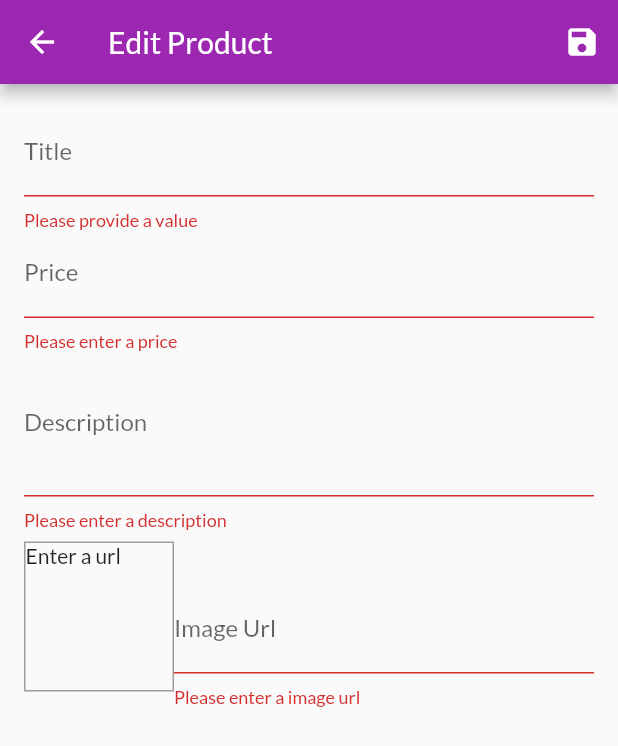
After one commit to tmindiashvili1/flutter-shop-app, a Flutter app: the EditProductScreen screen opened by its route, after a tap on the "save" icon, on a phone screen of 412 x 824 dp. The commit adds this screen. Shown: the top 746 px of the screen. Run offline on Flutter 3.47's test engine with Material 2 defaults, Android fonts, the phone set to English and light mode, and no system bars; network calls fail.

Commit message:
products crud

```diff
--- a/lib/main.dart
+++ b/lib/main.dart
@@ -1,6 +1,8 @@
 import 'package:flutter/material.dart';
 import 'package:provider/provider.dart';
 
+import './screens/edit_product_screen.dart';
+import './screens/user_products_screen.dart';
 import './screens/cart_screen.dart';
 import './screens/products_overview_screen.dart';
 import './screens/product_detail_screen.dart';
@@ -38,6 +40,8 @@ class MyApp extends StatelessWidget {
             ProductDetailScreen.routeName: (ctx) => ProductDetailScreen(),
             CartScreen.routeName: (ctx) => CartScreen(),
             OrdersScreen.routeName: (ctx) => OrdersScreen(),
+            UserProductsScreen.routeName: (ctx) => UserProductsScreen(),
+            EditProductScreen.routeName: (ctx) => EditProductScreen()
           }),
     );
   }
--- a/lib/providers/products.dart
+++ b/lib/providers/products.dart
@@ -64,8 +64,31 @@ class Products with ChangeNotifier {
   //   notifyListeners();
   // }
 
-  void addProduct() {
-    // _items.add(value);
+  void addProduct(Product product) {
+    final newProduct = Product(
+      id: DateTime.now().toString(),
+      title: product.title,
+      description: product.description,
+      price: product.price,
+      imageUrl: product.imageUrl,
+    );
+    _items.add(newProduct);
+    // _items.insert(0, newProduct);
+    notifyListeners();
+  }
+
+  void updateProduct(String id, Product newProduct) {
+    final prodIndex = _items.indexWhere((element) => element.id == id);
+    if (prodIndex >= 0) {
+      _items[prodIndex] = newProduct;
+      notifyListeners();
+    } else {
+      print('...');
+    }
+  }
+
+  void deleteProduct(String id) {
+    _items.removeWhere((element) => element.id == id);
     notifyListeners();
   }
 }
--- /dev/null
+++ b/lib/screens/edit_product_screen.dart
@@ -0,0 +1,264 @@
+import 'package:flutter/material.dart';
+import 'package:provider/provider.dart';
+
+import '../providers/products.dart';
+import '../providers/product.dart';
+
+class EditProductScreen extends StatefulWidget {
+  static const routeName = '/edit-product';
+
+  @override
+  _EditProductScreenState createState() => _EditProductScreenState();
+}
+
+class _EditProductScreenState extends State<EditProductScreen> {
+  final _priceFocusNode = FocusNode();
+  final _descriptionFocusNode = FocusNode();
+  final _imageUrlFocusNode = FocusNode();
+  final _imageUrlController = TextEditingController();
+  final _form = GlobalKey<FormState>();
+  var _editedProduct = Product(
+    id: null,
+    title: '',
+    description: '',
+    price: 0,
+    imageUrl: '',
+  );
+  var _isInit = true;
+  var _initValues = {
+    'title': '',
+    'description': '',
+    'price': '',
+    'imageUrl': ''
+  };
+
+  @override
+  void initState() {
+    _imageUrlFocusNode.addListener(_updateImageUrl);
+    super.initState();
+  }
+
+  @override
+  void didChangeDependencies() {
+    if (_isInit) {
+      final productId = ModalRoute.of(context).settings.arguments as String;
+      if (productId != null) {
+        _editedProduct =
+            Provider.of<Products>(context, listen: false).findById(productId);
+        _initValues = {
+          'title': _editedProduct.title,
+          'price': _editedProduct.price.toString(),
+          'description': _editedProduct.description,
+          'imageUrl': '',
+        };
+        _imageUrlController.text = _editedProduct.imageUrl;
+      }
+    }
+
+    _isInit = false;
+    super.didChangeDependencies();
+  }
+
+  @override
+  void dispose() {
+    _imageUrlFocusNode.removeListener(_updateImageUrl);
+    _priceFocusNode.dispose();
+    _descriptionFocusNode.dispose();
+    _imageUrlFocusNode.dispose();
+    _imageUrlController.dispose();
+    super.dispose();
+  }
+
+  void _updateImageUrl() {
+    if (_imageUrlFocusNode.hasFocus) {
+      if (_imageUrlController.text.isEmpty ||
+          (!_imageUrlController.text.startsWith('http') &&
+              !_imageUrlController.text.startsWith('https')) ||
+          (!_imageUrlController.text.endsWith('.png') &&
+              !_imageUrlController.text.endsWith('.jpg') &&
+              !_imageUrlController.text.endsWith('.jpeg'))) {
+        return;
+      }
+      setState(() {});
+    }
+  }
+
+  void _saveForm() {
+    final isValid = _form.currentState.validate();
+    if (!isValid) {
+      return;
+    }
+    _form.currentState.save();
+    if (_editedProduct.id != null) {
+      Provider.of<Products>(context, listen: false)
+          .updateProduct(_editedProduct.id, _editedProduct);
+    } else {
+      Provider.of<Products>(context, listen: false).addProduct(_editedProduct);
+    }
+
+    Navigator.of(context).pop();
+  }
+
+  @override
+  Widget build(BuildContext context) {
+    return Scaffold(
+      appBar: AppBar(
+        title: Text('Edit Product'),
+        actions: [
+          IconButton(
+            icon: Icon(Icons.save),
+            onPressed: _saveForm,
+          ),
+        ],
+      ),
+      body: Padding(
+        padding: const EdgeInsets.all(16.0),
+        child: Form(
+          key: _form,
+          child: ListView(
+            children: [
+              TextFormField(
+                initialValue: _initValues['title'],
+                decoration: InputDecoration(labelText: 'Title'),
+                textInputAction: TextInputAction.next,
+                onFieldSubmitted: (_) {
+                  FocusScope.of(context).requestFocus(_priceFocusNode);
+                },
+                validator: (value) {
+                  if (value.isEmpty) {
+                    return 'Please provide a value';
+                  }
+                  return null;
+                },
+                onSaved: (value) {
+                  _editedProduct = Product(
+                    id: _editedProduct.id,
+                    isFavorite: _editedProduct.isFavorite,
+                    title: value,
+                    description: _editedProduct.description,
+                    price: _editedProduct.price,
+                    imageUrl: _editedProduct.imageUrl,
+                  );
+                },
+              ),
+              TextFormField(
+                initialValue: _initValues['price'],
+                decoration: InputDecoration(labelText: 'Price'),
+                textInputAction: TextInputAction.next,
+                keyboardType: TextInputType.number,
+                focusNode: _priceFocusNode,
+                onFieldSubmitted: (_) {
+                  FocusScope.of(context).requestFocus(_descriptionFocusNode);
+                },
+                validator: (value) {
+                  if (value.isEmpty) {
+                    return 'Please enter a price';
+                  }
+                  if (double.tryParse(value) == null) {
+                    return 'Please enter a valid number';
+                  }
+                  if (double.parse(value) < 0) {
+                    return 'Please enter a number greater than zero';
+                  }
+                  return null;
+                },
+                onSaved: (value) {
+                  _editedProduct = Product(
+                    id: _editedProduct.id,
+                    isFavorite: _editedProduct.isFavorite,
+                    title: _editedProduct.title,
+                    description: _editedProduct.description,
+                    price: double.parse(value),
+                    imageUrl: _editedProduct.imageUrl,
+                  );
+                },
+              ),
+              TextFormField(
+                initialValue: _initValues['description'],
+                decoration: InputDecoration(labelText: 'Description'),
+                maxLines: 3,
+                keyboardType: TextInputType.multiline,
+                focusNode: _descriptionFocusNode,
+                validator: (value) {
+                  if (value.isEmpty) {
+                    return 'Please enter a description';
+                  }
+                  if (value.length < 10) {
+                    return 'Should be a least 10 characters long';
+                  }
+                  return null;
+                },
+                onSaved: (value) {
+                  _editedProduct = Product(
+                    id: _editedProduct.id,
+                    isFavorite: _editedProduct.isFavorite,
+                    title: _editedProduct.title,
+                    description: value,
+                    price: _editedProduct.price,
+                    imageUrl: _editedProduct.imageUrl,
+                  );
+                },
+              ),
+              Row(
+                crossAxisAlignment: CrossAxisAlignment.end,
+                children: [
+                  Container(
+                    width: 100,
+                    height: 100,
+                    margin: EdgeInsets.only(top: 8, bottom: 10),
+                    decoration: BoxDecoration(
+                      border: Border.all(width: 1, color: Colors.grey),
+                    ),
+                    child: _imageUrlController.text.isEmpty
+                        ? Text('Enter a url')
+                        : FittedBox(
+                            child: Image.network(_imageUrlController.text),
+                            fit: BoxFit.cover,
+                          ),
+                  ),
+                  Expanded(
+                    child: TextFormField(
+                      decoration: InputDecoration(labelText: 'Image Url'),
+                      keyboardType: TextInputType.url,
+                      textInputAction: TextInputAction.done,
+                      controller: _imageUrlController,
+                      focusNode: _imageUrlFocusNode,
+                      onFieldSubmitted: (_) {
+                        _saveForm();
+                      },
+                      validator: (value) {
+                        if (value.isEmpty) {
+                          return 'Please enter a image url';
+                        }
+                        if (!value.startsWith('http') &&
+                            !value.startsWith('https')) {
+                          return 'Please enter a valid url';
+                        }
+                        if (!value.endsWith('.png') &&
+                            !value.endsWith('.jpg') &&
+                            !value.endsWith('.jpeg')) {
+                          return 'Please enter a valid image url';
+                        }
+                        return null;
+                      },
+                      onSaved: (value) {
+                        _editedProduct = Product(
+                          id: _editedProduct.id,
+                          isFavorite: _editedProduct.isFavorite,
+                          title: _editedProduct.title,
+                          description: _editedProduct.title,
+                          price: _editedProduct.price,
+                          imageUrl: value,
+                        );
+                      },
+                    ),
+                  ),
+                ],
+              )
+            ],
+          ),
+        ),
+      ),
+    );
+  }
+}
--- a/lib/widgets/app_drawer.dart
+++ b/lib/widgets/app_drawer.dart
@@ -1,5 +1,6 @@
 import 'package:flutter/material.dart';
 
+import '../screens/user_products_screen.dart';
 import '../screens/orders_screen.dart';
 
 class AppDrawer extends StatelessWidget {
@@ -29,6 +30,15 @@ class AppDrawer extends StatelessWidget {
                   .pushReplacementNamed(OrdersScreen.routeName);
             },
           ),
+          Divider(),
+          ListTile(
+            leading: Icon(Icons.edit),
+            title: Text('Manage Products'),
+            onTap: () {
+              Navigator.of(context)
+                  .pushReplacementNamed(UserProductsScreen.routeName);
+            },
+          ),
         ],
       ),
     );
```
Also changed, not shown: lib/providers/cart.dart (+21 -0 lines), lib/screens/user_products_screen.dart (added, +47 -0 lines), lib/widgets/cart_item.dart (+24 -0 lines), lib/widgets/product_item.dart (+15 -0 lines), lib/widgets/user_product_item.dart (added, +47 -0 lines).
